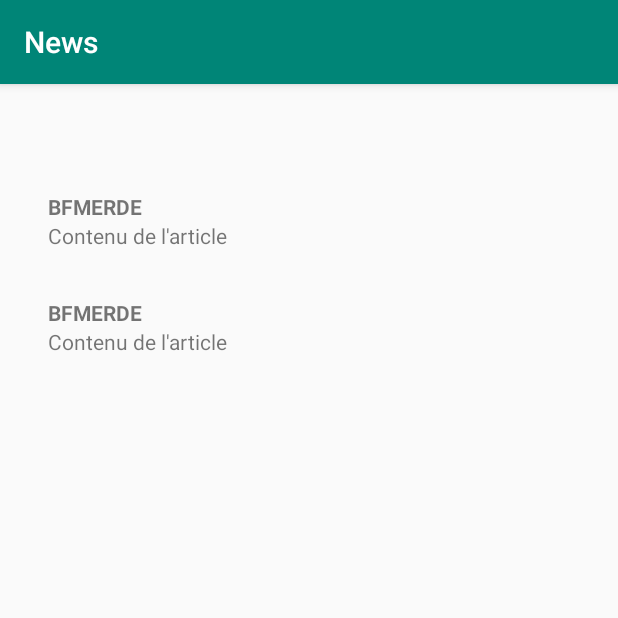
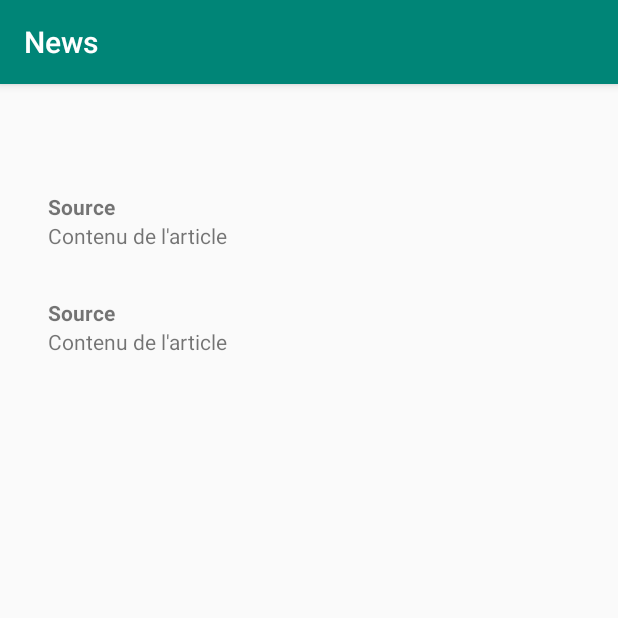
Before and after one commit to NahelLachgar/appli-actus, an Android app: the screen it shows after launch (MainActivity), on a phone screen of 412 x 824 dp, the top half of it. Run offline under Robolectric (Android 15) with nearby library versions, the phone set to English and light mode, and no system bars; our stand-ins replace Room's generated code, navigation-ui.

Commit message:
Update Dockerfile

```diff
--- a/back/src/main/kotlin/com/news/app/services/NewsServiceImpl.kt
+++ b/back/src/main/kotlin/com/news/app/services/NewsServiceImpl.kt
@@ -39,7 +39,7 @@ class NewsServiceImpl(
     }
 
     override fun getNews(country: String, category: String?, query: String?): APIResponse? {
-        var url = "http://newsapi.org/v2/top-headlines?country=$country";
+        var url = "https://newsapi.org/v2/top-headlines?country=$country";
         if (query != null) url+= "&q=$query";
         if (category != null) url+="&category=$category";
         url+= "&apiKey=$apiToken";
--- a/front/news/app/src/main/java/com/news/app/ui/news/NewsFragment.kt
+++ b/front/news/app/src/main/java/com/news/app/ui/news/NewsFragment.kt
@@ -55,8 +55,8 @@ class NewsFragment : Fragment() {
         fun newInstance(): NewsFragment = NewsFragment()
     }
 
-    val article1 = Article(id=0, source=Source(name="BFMERDE"),author = "Auteur", description = "Description",url="URL", content = "Contenu de l'article");
-    val article2 = Article(id=1, source=Source(name="BFMERDE"),author = "Auteur", description = "Description",url="URL", content = "Contenu de l'article");
+    val article1 = Article(id=0, source=Source(name="Source"),author = "Auteur", description = "Description",url="URL", content = "Contenu de l'article");
+    val article2 = Article(id=1, source=Source(name="Source"),author = "Auteur", description = "Description",url="URL", content = "Contenu de l'article");
     var articles = listOf<Article>(article1, article2);
 
     fun getNews() {
@@ -64,7 +64,7 @@ class NewsFragment : Fragment() {
 
         val client = OkHttpClient()
         val request: Request = Request.Builder()
-            .url("http://192.168.0.37:8080/api/news")
+            .url("http://ec2-35-180-30-108.eu-west-3.compute.amazonaws.com:8080/api/news")
             .build()
         client.newCall(request).enqueue(object : Callback {
             override fun onFailure(call: Call, e: IOException) {
```
Also changed, not shown: 3 other files.
